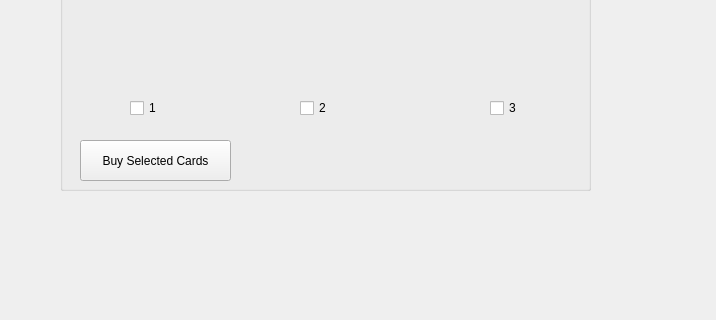
Before: the Qt Designer form mainwindow.ui in adnanutayim/KONY, drawn with Qt 5; both pictures show x 610 to 1326 and y 187 to 507 of the 1326 by 807 pixel window.
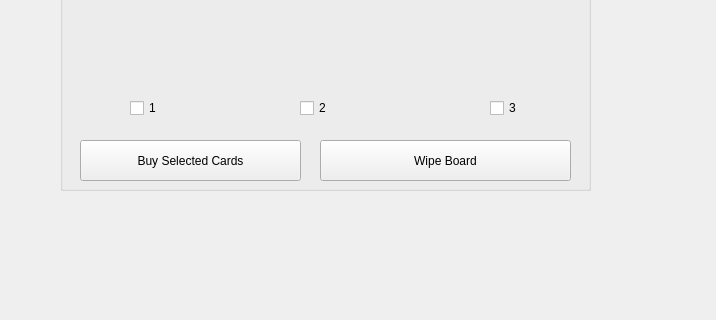
After: the same form once the commit is applied.

Commit message: wipe board for 2 energy works

```diff
--- a/mainwindow.ui
+++ b/mainwindow.ui
@@ -390,7 +390,7 @@
       <rect>
        <x>20</x>
        <y>280</y>
-       <width>151</width>
+       <width>221</width>
        <height>41</height>
       </rect>
      </property>
@@ -398,6 +398,19 @@
       <string>Buy Selected Cards</string>
      </property>
     </widget>
+    <widget class="QPushButton" name="wipeBoard">
+     <property name="geometry">
+      <rect>
+       <x>260</x>
+       <y>280</y>
+       <width>251</width>
+       <height>41</height>
+      </rect>
+     </property>
+     <property name="text">
+      <string>Wipe Board</string>
+     </property>
+    </widget>
    </widget>
    <widget class="QLabel" name="backgroundLabel">
     <property name="geometry">
```
The commit also changes 2 other files.
